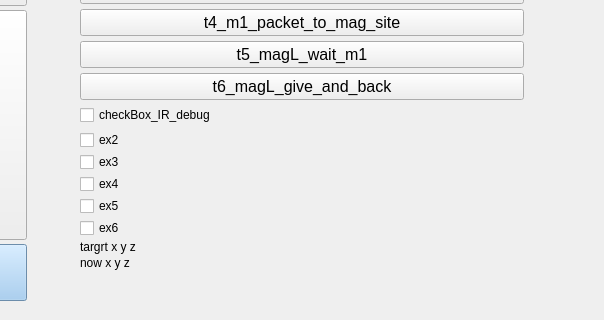
Before: the Qt Designer form dispenser_gift_py/main.ui in pavel-b-kr12/DoBot_multicontroll, drawn with Qt 5; both pictures show x 176 to 780 and y 418 to 738 of the 1271 by 738 pixel window.
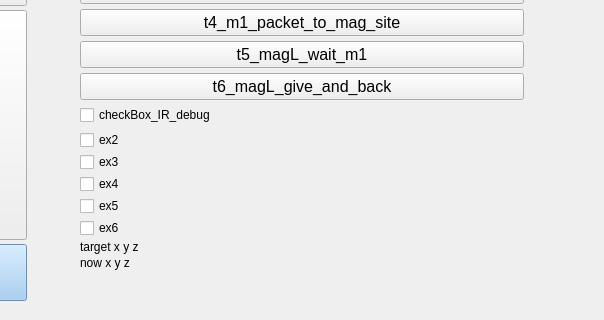
After: the same form once the commit is applied.

Commit message: draw pos _mon

```diff
--- a/dispenser_gift_py/main.ui
+++ b/dispenser_gift_py/main.ui
@@ -1203,7 +1203,7 @@
             <item>
              <widget class="QLabel" name="label_m1_pos_target">
               <property name="text">
-               <string>targrt x y z</string>
+               <string>target x y z</string>
               </property>
              </widget>
             </item>
```
The commit also changes 2 other files.
